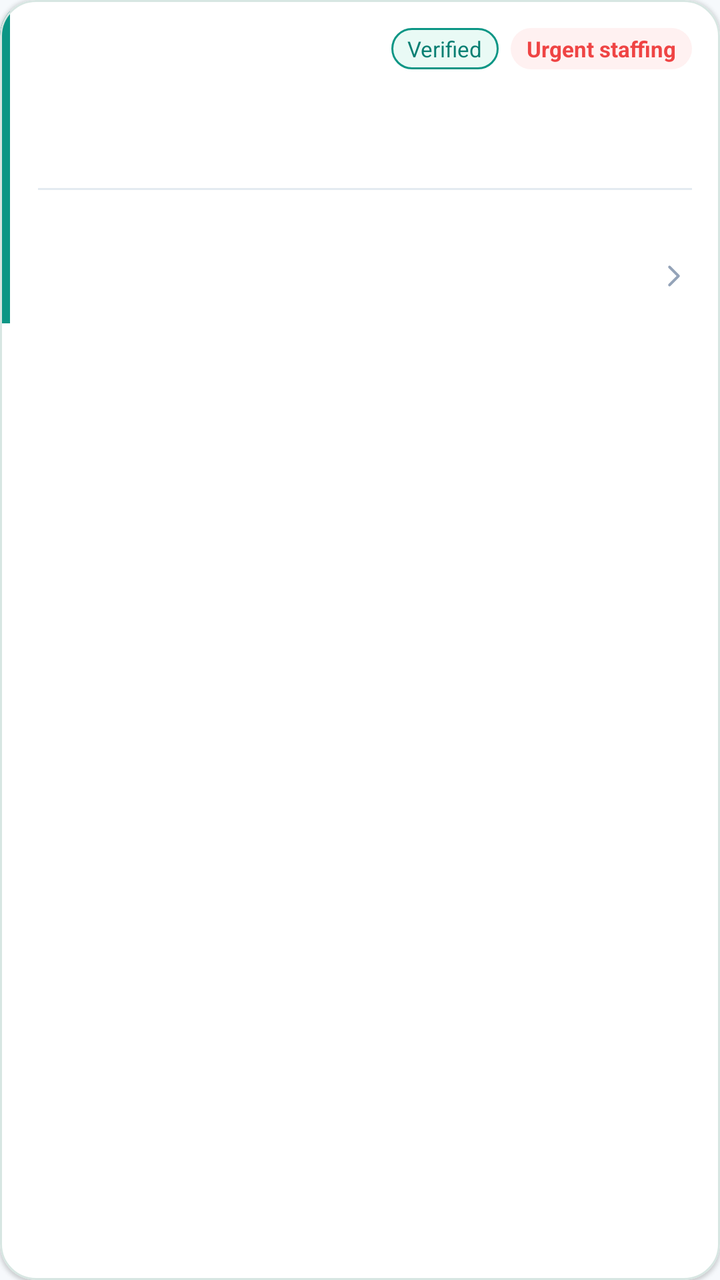
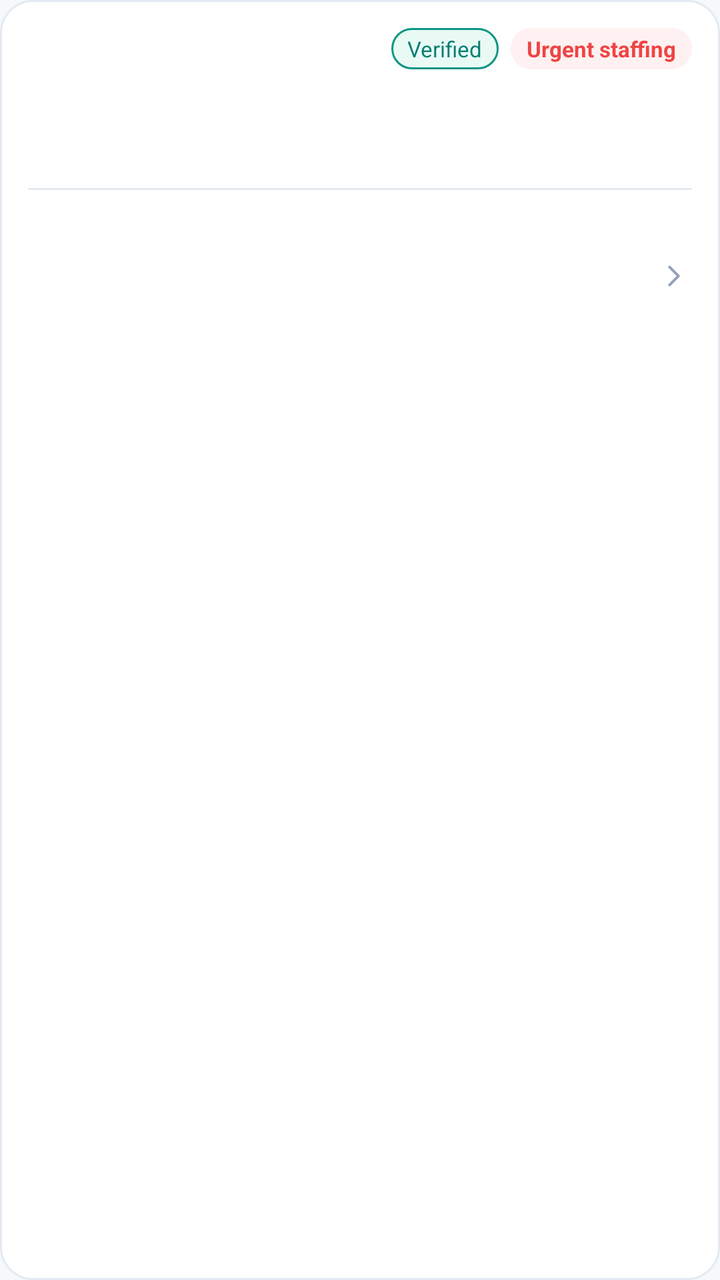

The first picture is an Android layout as it rendered before a commit; the second is the same layout after the commit. The layout source and the unified diff follow.
<!-- AndroidManifest.xml: application theme Theme.Shafi -->
<!-- res/layout/item_job.xml -->
<?xml version="1.0" encoding="utf-8"?>
<com.google.android.material.card.MaterialCardView xmlns:android="http://schemas.android.com/apk/res/android"
    xmlns:app="http://schemas.android.com/apk/res-auto"
    android:layout_width="match_parent"
    android:layout_height="wrap_content"
    android:layout_marginBottom="10dp"
    app:cardBackgroundColor="@color/white"
    android:clickable="true"
    android:focusable="true"
    android:foreground="?attr/selectableItemBackground"
    app:cardCornerRadius="18dp"
    app:cardElevation="1dp"
    app:strokeColor="#D7E6E2"
    app:strokeWidth="1dp">

    <LinearLayout
        android:layout_width="match_parent"
        android:layout_height="wrap_content"
        android:orientation="horizontal">

        <View
            android:layout_width="5dp"
            android:layout_height="match_parent"
            android:background="@color/emerald" />

    <LinearLayout
        android:layout_width="0dp"
        android:layout_height="wrap_content"
        android:layout_weight="1"
        android:orientation="vertical"
        android:padding="14dp">

        <LinearLayout
            android:layout_width="match_parent"
            android:layout_height="wrap_content"
            android:gravity="center_vertical"
            android:orientation="horizontal">

            <TextView
                android:id="@+id/tv_hospital"
                android:layout_width="0dp"
                android:layout_height="wrap_content"
                android:layout_weight="1"
                android:textColor="@color/navy"
                android:textSize="14sp"
                android:textStyle="bold" />

            <TextView
                android:id="@+id/tv_verified"
                android:layout_width="wrap_content"
                android:layout_height="wrap_content"
                android:layout_marginEnd="6dp"
                android:background="@drawable/bg_pill_green"
                android:paddingStart="8dp"
                android:paddingTop="3dp"
                android:paddingEnd="8dp"
                android:paddingBottom="3dp"
                android:text="Verified"
                android:textColor="@color/emerald_deep"
                android:textSize="11sp" />

            <TextView
                android:id="@+id/tv_urgent"
                android:layout_width="wrap_content"
                android:layout_height="wrap_content"
                android:background="@drawable/bg_pill_urgent"
                android:paddingStart="8dp"
                android:paddingTop="3dp"
                android:paddingEnd="8dp"
                android:paddingBottom="3dp"
                android:text="Urgent staffing"
                android:textColor="@color/sos"
                android:textSize="11sp"
                android:textStyle="bold" />
        </LinearLayout>

        <TextView
            android:id="@+id/tv_title"
            android:layout_width="match_parent"
            android:layout_height="wrap_content"
            android:layout_marginTop="8dp"
            android:textColor="@color/navy"
            android:textSize="16sp"
            android:textStyle="bold" />

        <TextView
            android:id="@+id/tv_meta"
            android:layout_width="match_parent"
            android:layout_height="wrap_content"
            android:layout_marginTop="2dp"
            android:textColor="@color/muted"
            android:textSize="13sp" />

        <View
            android:layout_width="match_parent"
            android:layout_height="1dp"
            android:layout_marginTop="10dp"
            android:background="#E3EAF1" />

        <TextView
            android:id="@+id/tv_when"
            android:layout_width="match_parent"
            android:layout_height="wrap_content"
            android:layout_marginTop="10dp"
            android:textColor="@color/text_primary"
            android:textSize="13sp" />

        <LinearLayout
            android:layout_width="match_parent"
            android:layout_height="wrap_content"
            android:layout_marginTop="6dp"
            android:gravity="center_vertical"
            android:orientation="horizontal">

            <TextView
                android:id="@+id/tv_place"
                android:layout_width="0dp"
                android:layout_height="wrap_content"
                android:layout_weight="1"
                android:textColor="@color/muted"
                android:textSize="12sp" />

            <TextView
                android:id="@+id/tv_pay"
                android:layout_width="wrap_content"
                android:layout_height="wrap_content"
                android:textColor="@color/emerald_deep"
                android:textSize="14sp"
                android:textStyle="bold" />

            <ImageView
                android:layout_width="18dp"
                android:layout_height="18dp"
                android:layout_marginStart="4dp"
                android:contentDescription="Open details"
                android:src="@drawable/ic_chevron_right" />
        </LinearLayout>
    </LinearLayout>
    </LinearLayout>
</com.google.android.material.card.MaterialCardView>
<!-- resources referenced by this layout -->
<resources>
  <color name="emerald">#0B9685</color>
  <color name="emerald_deep">#087F73</color>
  <color name="muted">#65758B</color>
  <color name="navy">#14243A</color>
  <color name="sos">#EF4444</color>
  <color name="text_primary">#14243A</color>
  <color name="white">#FFFFFFFF</color>
  <!-- drawable bg_pill_green (drawable) -->
  <?xml version="1.0" encoding="utf-8"?>
  <shape xmlns:android="http://schemas.android.com/apk/res/android" android:shape="rectangle">
      <solid android:color="@color/theme_soft" />
      <stroke android:width="1dp" android:color="@color/theme_bright" />
      <corners android:radius="20dp" />
  </shape>
  <!-- drawable bg_pill_urgent (drawable) -->
  <?xml version="1.0" encoding="utf-8"?>
  <shape xmlns:android="http://schemas.android.com/apk/res/android" android:shape="rectangle">
      <solid android:color="@color/sos_bg" />
      <corners android:radius="20dp" />
  </shape>
  <!-- drawable ic_chevron_right (drawable) -->
  <?xml version="1.0" encoding="utf-8"?>
  <vector xmlns:android="http://schemas.android.com/apk/res/android"
      android:width="24dp"
      android:height="24dp"
      android:viewportWidth="24"
      android:viewportHeight="24">
      <path
          android:fillColor="#00000000"
          android:pathData="M9,6 L15,12 L9,18"
          android:strokeColor="#94A3B8"
          android:strokeLineCap="round"
          android:strokeLineJoin="round"
          android:strokeWidth="1.8" />
  </vector>
  <style name="Theme.Shafi" parent="Theme.MaterialComponents.Light.NoActionBar">
          <item name="colorPrimary">@color/theme</item>
          <item name="colorPrimaryVariant">@color/theme</item>
          <item name="colorOnPrimary">@color/white</item>
          <item name="colorSecondary">@color/theme</item>
          <item name="colorSecondaryVariant">@color/theme</item>
          <item name="colorOnSecondary">@color/white</item>
          <item name="android:statusBarColor">@color/white</item>
          <item name="android:navigationBarColor">@color/white</item>
          <item name="android:windowLightNavigationBar">true</item>
          <item name="android:windowBackground">@color/page</item>
          <item name="android:windowLightStatusBar">true</item>
          <item name="textInputStyle">@style/Widget.Shafi.TextInput</item>
          <item name="colorControlHighlight">#33243F91</item>
      </style>
  <color name="theme_soft">#E9FAF5</color>
  <color name="theme_bright">#0B9685</color>
  <color name="sos_bg">#FFF1F1</color>
  <color name="theme">#0B9685</color>
  <color name="page">#F6F9FC</color>
  <color name="text_muted">#94A3B8</color>
  <color name="error">#F04444</color>
  <color name="text_secondary">#65758B</color>
  <style name="Text.Shafi.FieldHint" parent="TextAppearance.MaterialComponents.Caption">
          <item name="android:textSize">13sp</item>
          <item name="android:fontFamily">sans-serif-medium</item>
      </style>
  <!-- unchanged entries left out for length: 1 -->
</resources>

<!-- the commit's change to res/layout/item_job.xml (unified diff, before → after) -->
@@ -1,140 +1,118 @@
 <?xml version="1.0" encoding="utf-8"?>
-<com.google.android.material.card.MaterialCardView xmlns:android="http://schemas.android.com/apk/res/android"
-    xmlns:app="http://schemas.android.com/apk/res-auto"
+<LinearLayout xmlns:android="http://schemas.android.com/apk/res/android"
     android:layout_width="match_parent"
     android:layout_height="wrap_content"
     android:layout_marginBottom="10dp"
-    app:cardBackgroundColor="@color/white"
+    android:background="@drawable/bg_job_card"
     android:clickable="true"
     android:focusable="true"
-    android:foreground="?attr/selectableItemBackground"
-    app:cardCornerRadius="18dp"
-    app:cardElevation="1dp"
-    app:strokeColor="#D7E6E2"
-    app:strokeWidth="1dp">
+    android:orientation="vertical"
+    android:padding="14dp">
 
     <LinearLayout
         android:layout_width="match_parent"
         android:layout_height="wrap_content"
+        android:gravity="center_vertical"
         android:orientation="horizontal">
 
-        <View
-            android:layout_width="5dp"
-            android:layout_height="match_parent"
-            android:background="@color/emerald" />
-
-    <LinearLayout
-        android:layout_width="0dp"
-        android:layout_height="wrap_content"
-        android:layout_weight="1"
-        android:orientation="vertical"
-        android:padding="14dp">
-
-        <LinearLayout
-            android:layout_width="match_parent"
+        <TextView
+            android:id="@+id/tv_hospital"
+            android:layout_width="0dp"
             android:layout_height="wrap_content"
-            android:gravity="center_vertical"
-            android:orientation="horizontal">
-
-            <TextView
-                android:id="@+id/tv_hospital"
-                android:layout_width="0dp"
-                android:layout_height="wrap_content"
-                android:layout_weight="1"
-                android:textColor="@color/navy"
-                android:textSize="14sp"
-                android:textStyle="bold" />
-
-            <TextView
-                android:id="@+id/tv_verified"
-                android:layout_width="wrap_content"
-                android:layout_height="wrap_content"
-                android:layout_marginEnd="6dp"
-                android:background="@drawable/bg_pill_green"
-                android:paddingStart="8dp"
-                android:paddingTop="3dp"
-                android:paddingEnd="8dp"
-                android:paddingBottom="3dp"
-                android:text="Verified"
-                android:textColor="@color/emerald_deep"
-                android:textSize="11sp" />
-
-            <TextView
-                android:id="@+id/tv_urgent"
-                android:layout_width="wrap_content"
-                android:layout_height="wrap_content"
-                android:background="@drawable/bg_pill_urgent"
-                android:paddingStart="8dp"
-                android:paddingTop="3dp"
-                android:paddingEnd="8dp"
-                android:paddingBottom="3dp"
-                android:text="Urgent staffing"
-                android:textColor="@color/sos"
-                android:textSize="11sp"
-                android:textStyle="bold" />
-        </LinearLayout>
-
-        <TextView
-            android:id="@+id/tv_title"
-            android:layout_width="match_parent"
-            android:layout_height="wrap_content"
-            android:layout_marginTop="8dp"
+            android:layout_weight="1"
             android:textColor="@color/navy"
-            android:textSize="16sp"
+            android:textSize="14sp"
             android:textStyle="bold" />
 
         <TextView
-            android:id="@+id/tv_meta"
-            android:layout_width="match_parent"
+            android:id="@+id/tv_verified"
+            android:layout_width="wrap_content"
             android:layout_height="wrap_content"
-            android:layout_marginTop="2dp"
-            android:textColor="@color/muted"
-            android:textSize="13sp" />
-
-        <View
-            android:layout_width="match_parent"
-            android:layout_height="1dp"
-            android:layout_marginTop="10dp"
-            android:background="#E3EAF1" />
+            android:layout_marginStart="8dp"
+            android:background="@drawable/bg_pill_green"
+            android:paddingStart="8dp"
+            android:paddingTop="3dp"
+            android:paddingEnd="8dp"
+            android:paddingBottom="3dp"
+            android:text="Verified"
+            android:textColor="@color/emerald_deep"
+            android:textSize="11sp" />
 
         <TextView
-            android:id="@+id/tv_when"
-            android:layout_width="match_parent"
+            android:id="@+id/tv_urgent"
+            android:layout_width="wrap_content"
             android:layout_height="wrap_content"
-            android:layout_marginTop="10dp"
-            android:textColor="@color/text_primary"
-            android:textSize="13sp" />
+            android:layout_marginStart="6dp"
+            android:background="@drawable/bg_pill_urgent"
+            android:paddingStart="8dp"
+            android:paddingTop="3dp"
+            android:paddingEnd="8dp"
+            android:paddingBottom="3dp"
+            android:text="Urgent staffing"
+            android:textColor="@color/sos"
+            android:textSize="11sp"
+            android:textStyle="bold" />
+    </LinearLayout>
 
-        <LinearLayout
-            android:layout_width="match_parent"
+    <TextView
+        android:id="@+id/tv_title"
+        android:layout_width="match_parent"
+        android:layout_height="wrap_content"
+        android:layout_marginTop="8dp"
+        android:textColor="@color/navy"
+        android:textSize="16sp"
+        android:textStyle="bold" />
+
+    <TextView
+        android:id="@+id/tv_meta"
+        android:layout_width="match_parent"
+        android:layout_height="wrap_content"
+        android:layout_marginTop="2dp"
+        android:textColor="@color/muted"
+        android:textSize="13sp" />
+
+    <View
+        android:layout_width="match_parent"
+        android:layout_height="1dp"
+        android:layout_marginTop="10dp"
+        android:background="@color/line" />
+
+    <TextView
+        android:id="@+id/tv_when"
+        android:layout_width="match_parent"
+        android:layout_height="wrap_content"
+        android:layout_marginTop="10dp"
+        android:textColor="@color/text_primary"
+        android:textSize="13sp" />
+
+    <LinearLayout
+        android:layout_width="match_parent"
+        android:layout_height="wrap_content"
+        android:layout_marginTop="6dp"
+        android:gravity="center_vertical"
+        android:orientation="horizontal">
+
+        <TextView
+            android:id="@+id/tv_place"
+            android:layout_width="0dp"
             android:layout_height="wrap_content"
-            android:layout_marginTop="6dp"
-            android:gravity="center_vertical"
-            android:orientation="horizontal">
+            android:layout_weight="1"
+            android:textColor="@color/muted"
+            android:textSize="12sp" />
 
-            <TextView
-                android:id="@+id/tv_place"
-                android:layout_width="0dp"
-                android:layout_height="wrap_content"
-                android:layout_weight="1"
-                android:textColor="@color/muted"
-                android:textSize="12sp" />
+        <TextView
+            android:id="@+id/tv_pay"
+            android:layout_width="wrap_content"
+            android:layout_height="wrap_content"
+            android:textColor="@color/emerald_deep"
+            android:textSize="14sp"
+            android:textStyle="bold" />
 
-            <TextView
-                android:id="@+id/tv_pay"
-                android:layout_width="wrap_content"
-                android:layout_height="wrap_content"
-                android:textColor="@color/emerald_deep"
-                android:textSize="14sp"
-                android:textStyle="bold" />
-
-            <ImageView
-                android:layout_width="18dp"
-                android:layout_height="18dp"
-                android:layout_marginStart="4dp"
-                android:contentDescription="Open details"
-                android:src="@drawable/ic_chevron_right" />
-        </LinearLayout>
+        <ImageView
+            android:layout_width="18dp"
+            android:layout_height="18dp"
+            android:layout_marginStart="4dp"
+            android:contentDescription="Open details"
+            android:src="@drawable/ic_chevron_right" />
     </LinearLayout>
-    </LinearLayout>
-</com.google.android.material.card.MaterialCardView>
+</LinearLayout>
<!-- resource entries referenced after the edit -->
@@ -1,11 +1,31 @@
 <!-- resources referenced by this layout -->
 <resources>
-  <color name="emerald">#0B9685</color>
   <color name="emerald_deep">#087F73</color>
+  <color name="line">#E3EAF1</color>
   <color name="muted">#65758B</color>
   <color name="navy">#14243A</color>
   <color name="sos">#EF4444</color>
   <color name="text_primary">#14243A</color>
+  <!-- drawable bg_job_card (drawable) -->
+  <?xml version="1.0" encoding="utf-8"?>
+  <ripple xmlns:android="http://schemas.android.com/apk/res/android"
+      android:color="#1A0B9685">
+      <item android:id="@android:id/mask">
+          <shape android:shape="rectangle">
+              <solid android:color="@color/white" />
+              <corners android:radius="16dp" />
+          </shape>
+      </item>
+      <item>
+          <shape android:shape="rectangle">
+              <solid android:color="@color/white" />
+              <stroke
+                  android:width="1dp"
+                  android:color="@color/line" />
+              <corners android:radius="16dp" />
+          </shape>
+      </item>
+  </ripple>
   <color name="white">#FFFFFFFF</color>
   <!-- drawable bg_pill_green (drawable) -->
   <?xml version="1.0" encoding="utf-8"?>
